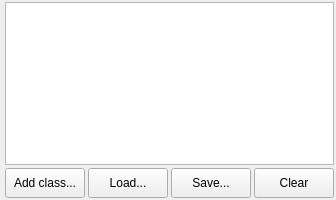
First picture: the form in LDMP/gui/WidgetLCClassManage.ui, repository ConservationInternational/trends.earth, before the edit.
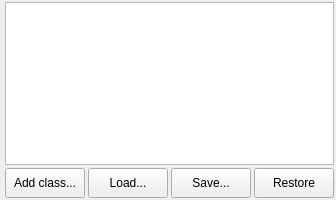
Second picture: the form after the edit.

Diff of the .ui file:
```diff
--- a/LDMP/gui/WidgetLCClassManage.ui
+++ b/LDMP/gui/WidgetLCClassManage.ui
@@ -6,7 +6,7 @@
    <rect>
     <x>0</x>
     <y>0</y>
-    <width>291</width>
+    <width>327</width>
     <height>200</height>
    </rect>
   </property>
@@ -104,7 +104,7 @@
         <string>Remove all custom land cover classes</string>
        </property>
        <property name="text">
-        <string>Clear</string>
+        <string>Restore</string>
        </property>
       </widget>
      </item>
```
Left out of the diff: 4 changed lines with no effect on the pictures.
